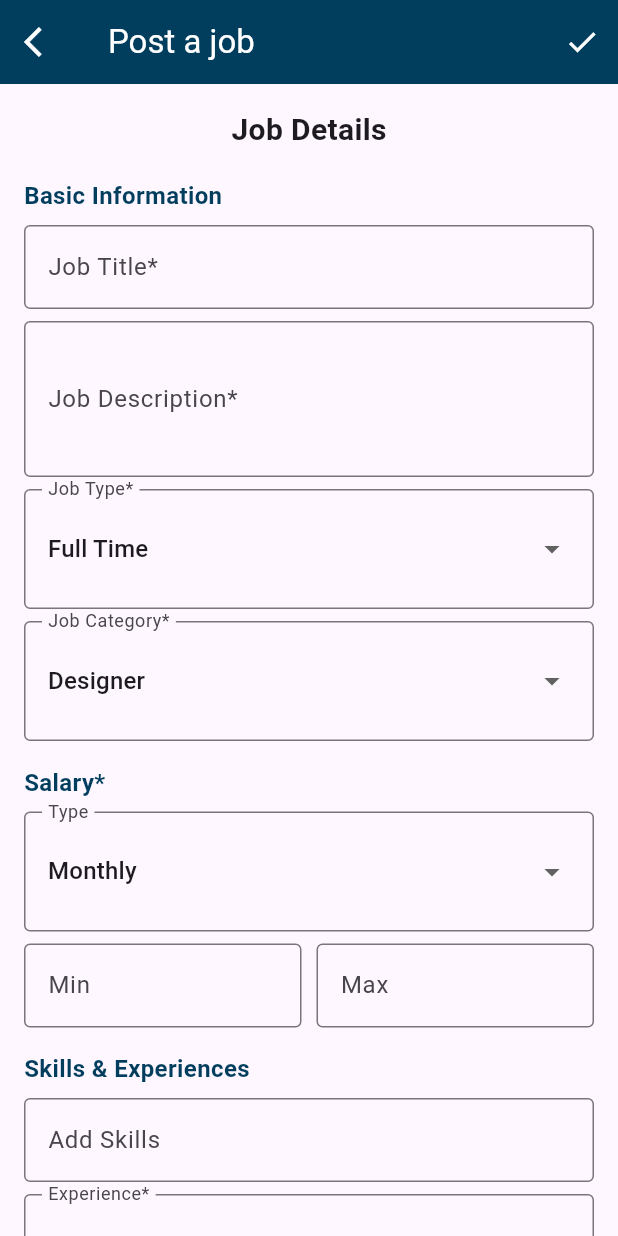
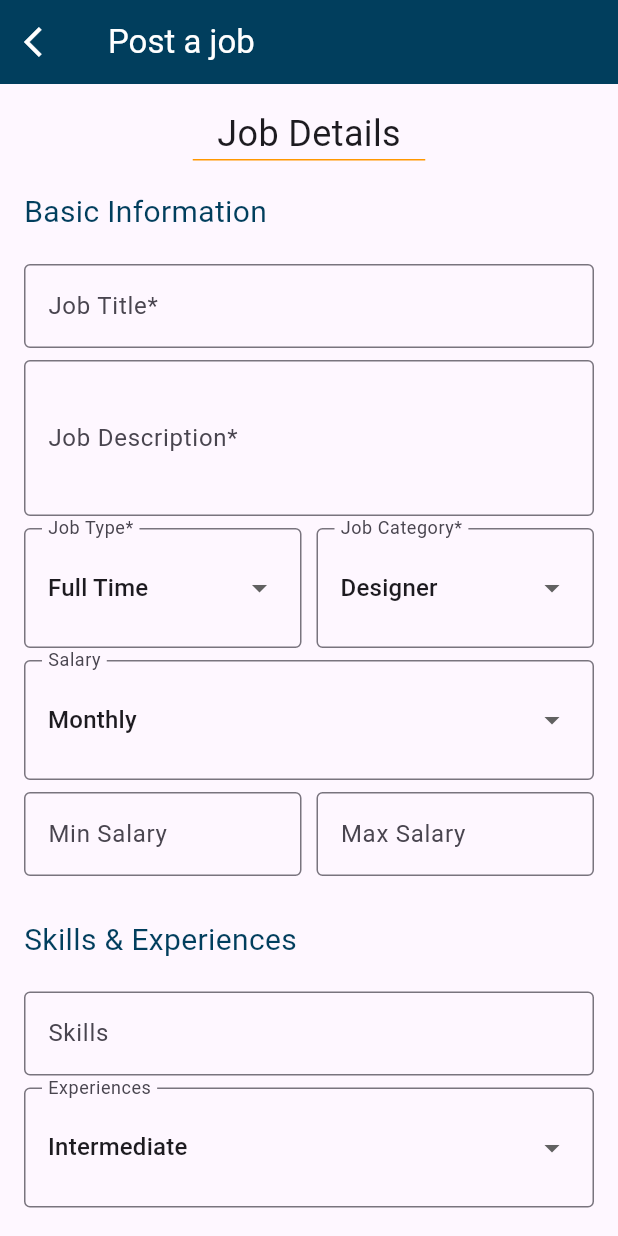
Before and after one commit to mohannad00/Aspire-Hire, a Flutter app: the PostJob screen opened directly, on a phone screen of 412 x 824 dp. Run offline on Flutter 3.47's test engine with Material 3 defaults, Android fonts, the phone set to English and light mode, and no system bars; our stand-ins replace dio, equatable, flutter_bloc, percent_indicator, shared_preferences, smooth_page_indicator; accounts and stored records are empty; Roboto replaces fonts that are missing (Poppins).

Commit message:
add reusablecomponents at job post file

```diff
--- a/aspirehire/lib/features/job_post/PostJob.dart
+++ b/aspirehire/lib/features/job_post/PostJob.dart
@@ -27,6 +27,7 @@ class _PostJobState extends State<PostJob> {
   String city = 'Cairo';
 
   List<String> selectedSkills = [];
+
   @override
   Widget build(BuildContext context) {
     return Scaffold(
@@ -34,10 +35,7 @@ class _PostJobState extends State<PostJob> {
         backgroundColor: const Color(0xFF013E5D),
         elevation: 0,
         leading: IconButton(
-          icon: const Icon(
-            Icons.arrow_back_ios,
-            color: Colors.white,
-          ), // لون الأيقونة أبيض
+          icon: const Icon(Icons.arrow_back_ios, color: Colors.white),
           onPressed: () {
             Navigator.pushReplacement(
               context,
@@ -46,12 +44,7 @@ class _PostJobState extends State<PostJob> {
           },
         ),
         title: const Text("Post a job", style: TextStyle(color: Colors.white)),
-        actions: [
-          IconButton(
-            icon: const Icon(Icons.check, color: Colors.white),
-            onPressed: () {},
-          ),
-        ],
+
       ),
       body: SingleChildScrollView(
         padding: const EdgeInsets.all(16.0),
@@ -59,86 +52,55 @@ class _PostJobState extends State<PostJob> {
           crossAxisAlignment: CrossAxisAlignment.start,
           children: [
             Center(
-              child: const Text(
-                'Job Details',
-                style: TextStyle(fontSize: 20, fontWeight: FontWeight.bold),
+              child: Column(
+                children: [
+                  Text("Job Details",style: TextStyle(fontFamily: "Poppins" ,fontSize: 24),),
+                  Container(
+                                height: 1,
+                                width: 155,
+                                color: Colors.orange,
+                              ),
+                ],
               ),
             ),
-            const SizedBox(height: 10),
-            _buildSectionTitle('Basic Information'),
+            SizedBox(height: 20,),
+            Text("Basic Information",style: TextStyle(color: const Color(0xFF013E5D),fontFamily: "Poppins" ,fontSize: 20),),
+            SizedBox(height: 20,),
+
             _buildTextField('Job Title*', _titleController),
-            _buildTextField(
-              'Job Description*',
-              _descriptionController,
-              maxLines: 3,
-            ),
-            _buildDropdown(
-              'Job Type*',
-              ['Full Time', 'Part Time'],
-              jobType,
-              (val) => setState(() => jobType = val),
-            ),
-            _buildDropdown(
-              'Job Category*',
-              ['Designer', 'Developer','Engineer'],
-              jobCategory,
-              (val) => setState(() => jobCategory = val),
-            ),
-
-            _buildSectionTitle('Salary*'),
-            _buildDropdown(
-              'Type',
-              ['Monthly', 'Hourly'],
-              salaryType,
-              (val) => setState(() => salaryType = val),
-            ),
+            _buildTextField('Job Description*', _descriptionController, maxLines: 3),
             Row(
               children: [
-                Expanded(child: _buildTextField('Min', _minSalaryController)),
+                Expanded(child:_buildDropdown('Job Type*', ['Full Time', 'Part Time'], jobType, (val) => setState(() => jobType = val)),),
                 const SizedBox(width: 10),
-                Expanded(child: _buildTextField('Max', _maxSalaryController)),
+                Expanded(child: _buildDropdown('Job Category*', ['Designer', 'Developer', 'Engineer'], jobCategory, (val) => setState(() => jobCategory = val)),),
               ],
             ),
-
-            _buildSectionTitle('Skills & Experiences'),
-            _buildTextField(
-              'Add Skills',
-              _skillsController,
-              onSubmitted: (val) {
+            _buildDropdown('Salary', ['Monthly', 'Hourly'], salaryType, (val) => setState(() => salaryType = val)),
+            Row(
+              children: [
+                Expanded(child: _buildTextField('Min Salary', _minSalaryController)),
+                const SizedBox(width: 10),
+                Expanded(child: _buildTextField('Max Salary', _maxSalaryController)),
+              ],
+            ),
+            SizedBox(height: 20,),
+            Text("Skills & Experiences ",style: TextStyle(color: const Color(0xFF013E5D),fontFamily: "Poppins" ,fontSize: 20),),
+            SizedBox(height: 20,),
+            _buildTextField('Skills', _skillsController, onSubmitted: (val) {
               setState(() {
                 selectedSkills.add(val);
                 _skillsController.clear();
               });
-              },
-            ),
-            Wrap(
-              children:
-                  selectedSkills
-                      .map((skill) => Chip(label: Text(skill)))
-                      .toList(),
-            ),
-            _buildDropdown(
-              'Experience*',
-              ['Beginner', 'Intermediate', 'Expert'],
-              experienceLevel,
-              (val) => setState(() => experienceLevel = val),
-            ),
-
-            _buildSectionTitle('Address & Location'),
+            }),
+            Wrap(children: selectedSkills.map((skill) => Chip(label: Text(skill))).toList()),
+            _buildDropdown('Experiences', ['Beginner', 'Intermediate', 'Expert'], experienceLevel, (val) => setState(() => experienceLevel = val)),
+            SizedBox(height: 20,),
+            Text("Address & Location  ",style: TextStyle(color: const Color(0xFF013E5D),fontFamily: "Poppins" ,fontSize: 20),),
+            SizedBox(height: 20,),
             _buildTextField('Address*', _addressController),
-            _buildDropdown(
-              'Country*',
-              ['Egypt', 'USA'],
-              country,
-              (val) => setState(() => country = val),
-            ),
-            _buildDropdown(
-              'City*',
-              ['Cairo', 'New York'],
-              city,
-              (val) => setState(() => city = val),
-            ),
-
+            _buildDropdown('Country*', ['Egypt', 'USA'], country, (val) => setState(() => country = val)),
+            _buildDropdown('City*', ['Cairo', 'New York'], city, (val) => setState(() => city = val)),
             const SizedBox(height: 20),
             Center(
               child: SizedBox(
@@ -159,59 +121,27 @@ class _PostJobState extends State<PostJob> {
     );
   }
 
-  Widget _buildSectionTitle(String title) {
-    return Padding(
-      padding: const EdgeInsets.symmetric(vertical: 8.0),
-      child: Text(
-        title,
-        style: const TextStyle(fontSize: 16, fontWeight: FontWeight.bold,color:  Color(0xFF013E5D),fontFamily: "Poppins" ),
-      ),
-    );
-  }
-
-  Widget _buildTextField(
-    String label,
-    TextEditingController controller, {
-    int maxLines = 1,
-    Function(String)? onSubmitted,
-  }) {
+  Widget _buildTextField(String label, TextEditingController controller, {int maxLines = 1, Function(String)? onSubmitted}) {
     return Padding(
       padding: const EdgeInsets.only(bottom: 8.0),
       child: TextField(
         controller: controller,
         maxLines: maxLines,
-        decoration: InputDecoration(
-          labelText: label,
-          border: const OutlineInputBorder(),
-        ),
+        decoration: InputDecoration(labelText: label, border: const OutlineInputBorder()),
         onSubmitted: onSubmitted,
       ),
     );
   }
 
-  Widget _buildDropdown(
-    String label,
-    List<String> items,
-    String value,
-    Function(String) onChanged,
-  ) {
+  Widget _buildDropdown(String label, List<String> items, String value, Function(String) onChanged) {
     return Padding(
       padding: const EdgeInsets.only(bottom: 8.0),
       child: InputDecorator(
-        decoration: InputDecoration(
-          labelText: label,
-          border: const OutlineInputBorder(),
-        ),
+        decoration: InputDecoration(labelText: label, border: const OutlineInputBorder()),
         child: DropdownButtonHideUnderline(
           child: DropdownButton<String>(
             value: value,
-            items:
-                items
-                    .map(
-                      (item) =>
-                          DropdownMenuItem(value: item, child: Text(item,style: TextStyle(fontFamily: "Poppins"),)),
-                    )
-                    .toList(),
+            items: items.map((item) => DropdownMenuItem(value: item, child: Text(item))).toList(),
             onChanged: (val) => onChanged(val!),
           ),
         ),
```
Also changed, not shown: aspirehire/lib/features/home_screen/components/PostJobButton.dart (+5 -3 lines), aspirehire/lib/features/job_post/CreatePost.dart (+9 -47 lines), aspirehire/lib/features/job_post/components/JobDetailsSection.dart (added, +121 -0 lines), aspirehire/lib/features/job_post/components/PostOptions .dart (added, +28 -0 lines), aspirehire/lib/features/job_post/components/PostTextField .dart (added, +20 -0 lines), aspirehire/lib/features/job_post/components/ProfileHeader .dart (added, +24 -0 lines), aspirehire/lib/features/job_post/components/ReusableDropdown.dart (added, +43 -0 lines). Lines whose indentation alone changed are shown as unchanged.
